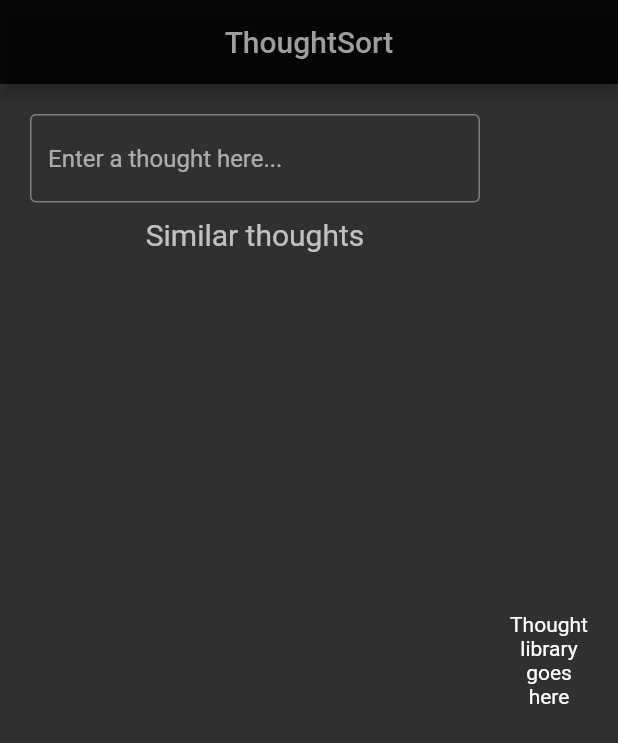
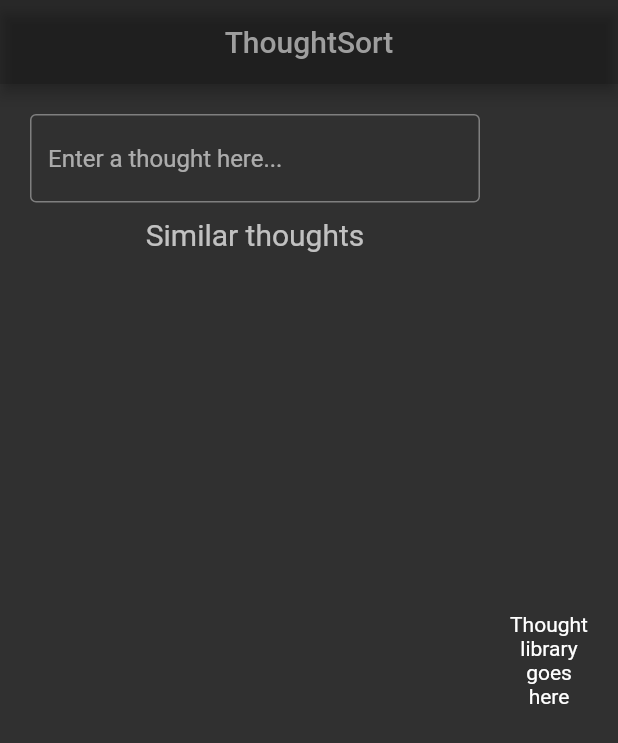
Before and after one commit to jacob-myers/ThoughtSort, a Flutter app: the screen it shows after launch, on a phone screen of 412 x 824 dp. Shown: the top 743 px of the screen. Run offline on Flutter 3.47's test engine with Material 2 defaults, Android fonts, the phone set to English and light mode, and no system bars; missing offline and left inert: window_size.

Commit message:
Small edit to appbar

```diff
--- a/lib/main.dart
+++ b/lib/main.dart
@@ -15,6 +15,7 @@ class MyApp extends StatelessWidget {
   Widget build(BuildContext context) {
     return MaterialApp(
       title: 'Flutter Demo',
+      debugShowCheckedModeBanner: false,
 
       // Pulls styling from styles.dart.
       theme: ThemeData(
--- a/lib/styles.dart
+++ b/lib/styles.dart
@@ -4,7 +4,7 @@ class CustomStyle {
 
   static ColorScheme pageScheme = ColorScheme(
     primary: Colors.grey,
-    secondary: Colors.black87,
+    secondary: Colors.black12,
     brightness: Brightness.dark,
     onPrimary: Colors.white70,
     onSecondary: Colors.white70,
```
